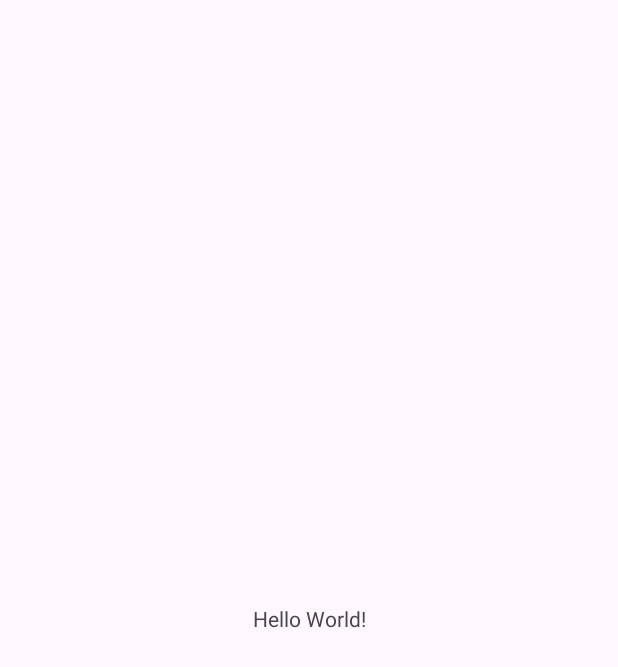
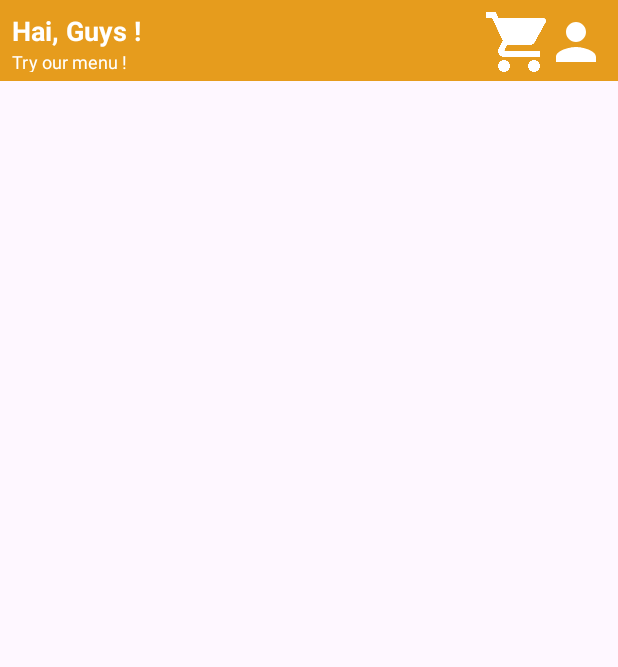
Before and after one commit to Novejira/24001084-km6-nov-challenge2-ch2, an Android app: the screen it shows after launch (MainActivity), on a phone screen of 412 x 824 dp. Before the commit the part shown is almost empty. Shown: the top 667 px of the screen. Run offline under Robolectric (Android 15) with nearby library versions, the phone set to English and light mode, and no system bars.

Commit message:
Finishing feature layout header

```diff
--- /dev/null
+++ b/app/src/main/res/drawable/ic_profile.xml
@@ -0,0 +1,5 @@
+<vector android:height="24dp" android:tint="#000000"
+    android:viewportHeight="24" android:viewportWidth="24"
+    android:width="24dp" xmlns:android="http://schemas.android.com/apk/res/android">
+    <path android:fillColor="@android:color/white" android:pathData="M12,12c2.21,0 4,-1.79 4,-4s-1.79,-4 -4,-4 -4,1.79 -4,4 1.79,4 4,4zM12,14c-2.67,0 -8,1.34 -8,4v2h16v-2c0,-2.66 -5.33,-4 -8,-4z"/>
+</vector>
--- a/app/src/main/res/layout/activity_main.xml
+++ b/app/src/main/res/layout/activity_main.xml
@@ -6,13 +6,10 @@
     android:layout_height="match_parent"
     tools:context=".MainActivity">
 
-    <TextView
-        android:layout_width="wrap_content"
-        android:layout_height="wrap_content"
-        android:text="Hello World!"
-        app:layout_constraintBottom_toBottomOf="parent"
-        app:layout_constraintEnd_toEndOf="parent"
-        app:layout_constraintStart_toStartOf="parent"
-        app:layout_constraintTop_toTopOf="parent" />
+    <include
+        android:id="@+id/layout_header"
+        layout="@layout/layout_header"
+        android:layout_width="match_parent"
+        android:layout_height="56dp" />
 
 </androidx.constraintlayout.widget.ConstraintLayout>
--- /dev/null
+++ b/app/src/main/res/layout/layout_header.xml
@@ -0,0 +1,67 @@
+<?xml version="1.0" encoding="utf-8"?>
+<androidx.constraintlayout.widget.ConstraintLayout xmlns:android="http://schemas.android.com/apk/res/android"
+    xmlns:app="http://schemas.android.com/apk/res-auto"
+    android:layout_width="match_parent"
+    android:layout_height="wrap_content">
+
+    <ImageView
+        android:layout_width="match_parent"
+        android:layout_height="54dp"
+        android:scaleType="centerCrop"
+        android:src="@drawable/bg_header"
+        app:layout_constraintTop_toTopOf="parent" />
+
+    <androidx.constraintlayout.widget.ConstraintLayout
+        android:id="@+id/layout_toolbar"
+        android:layout_width="match_parent"
+        android:layout_height="wrap_content"
+        android:padding="8dp"
+        app:layout_constraintTop_toTopOf="parent">
+
+        <TextView
+            android:id="@+id/tv_name"
+            android:layout_width="0dp"
+            android:layout_height="wrap_content"
+            android:ellipsize="end"
+            android:maxLines="1"
+            android:text="@string/text_name"
+            android:textColor="@color/white"
+            android:textSize="18sp"
+            android:textStyle="bold"
+            app:layout_constraintEnd_toStartOf="@id/iv_cart"
+            app:layout_constraintStart_toStartOf="parent"
+            app:layout_constraintTop_toTopOf="parent" />
+
+        <TextView
+            android:id="@+id/tv_greeting"
+            android:layout_width="0dp"
+            android:layout_height="wrap_content"
+            android:ellipsize="end"
+            android:maxLines="1"
+            android:text="@string/text_greetings"
+            android:textColor="@color/white"
+            android:textSize="12sp"
+            app:layout_constraintEnd_toStartOf="@id/iv_cart"
+            app:layout_constraintStart_toStartOf="parent"
+            app:layout_constraintTop_toBottomOf="@+id/tv_name" />
+
+        <ImageView
+            android:id="@+id/iv_cart"
+            android:layout_width="40dp"
+            android:layout_height="40dp"
+            android:src="@drawable/ic_cart"
+            app:layout_constraintEnd_toStartOf="@+id/iv_profile"
+            app:layout_constraintTop_toTopOf="parent"
+            app:tint="@color/white" />
+
+        <ImageView
+            android:id="@+id/iv_profile"
+            android:layout_width="40dp"
+            android:layout_height="40dp"
+            android:src="@drawable/ic_profile"
+            app:layout_constraintEnd_toEndOf="parent"
+            app:layout_constraintTop_toTopOf="parent"
+            app:tint="@color/white" />
+    </androidx.constraintlayout.widget.ConstraintLayout>
+
+</androidx.constraintlayout.widget.ConstraintLayout>
--- a/app/src/main/res/values/strings.xml
+++ b/app/src/main/res/values/strings.xml
@@ -1,3 +1,5 @@
 <resources>
     <string name="app_name">Suek</string>
+    <string name="text_name">Hai, Guys !</string>
+    <string name="text_greetings"> Try our menu ! </string>
 </resources>
```
Also changed, not shown: app/src/main/res/drawable/bg_header.png (added), app/src/main/res/drawable/ic_cart.png (added).
